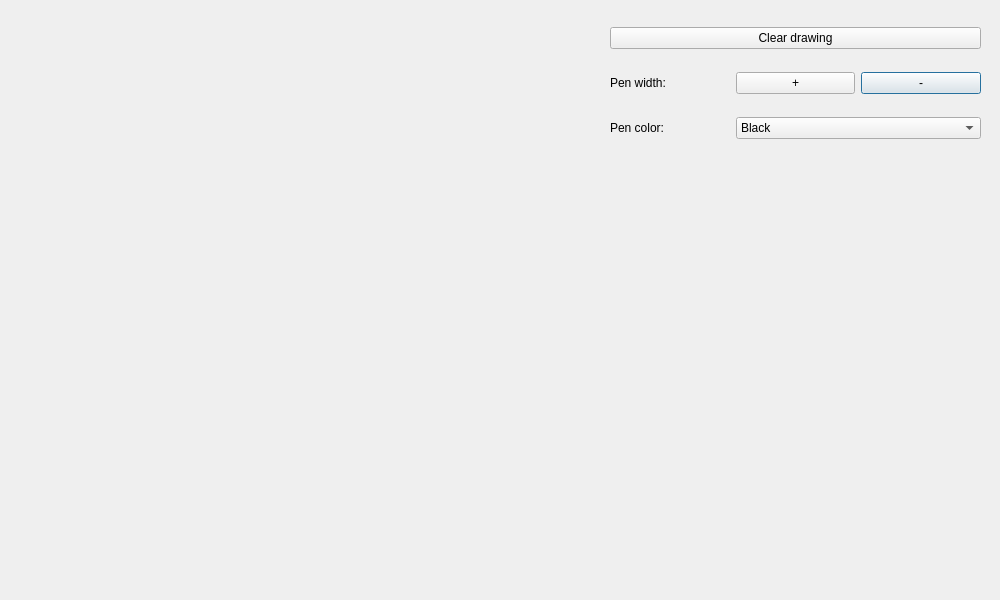
Qt form 07-GuessMyDrawing/Application/game.ui (JelenaBondzic/GuessMyDrawing) before a commit.
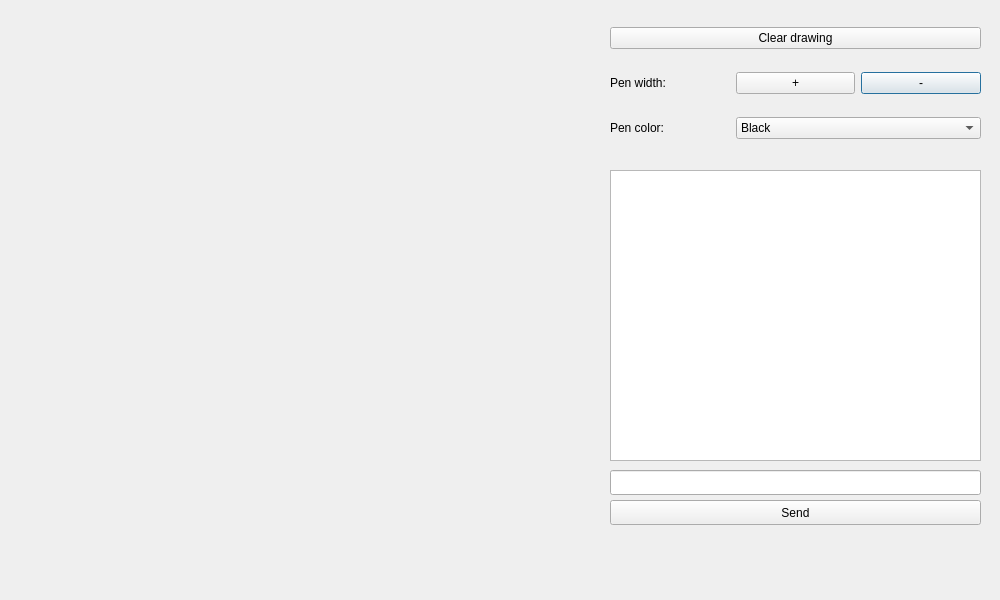
The same form after that commit.

Commit message: Chat moved from mainWindow to Game.

The edit to the form file:
```diff
--- a/07-GuessMyDrawing/Application/game.ui
+++ b/07-GuessMyDrawing/Application/game.ui
@@ -106,7 +106,39 @@
     </item>
    </layout>
   </widget>
-
+  <widget class="QListView" name="listView">
+   <property name="geometry">
+    <rect>
+     <x>610</x>
+     <y>170</y>
+     <width>371</width>
+     <height>291</height>
+    </rect>
+   </property>
+  </widget>
+  <widget class="QLineEdit" name="leInput">
+   <property name="geometry">
+    <rect>
+     <x>610</x>
+     <y>470</y>
+     <width>371</width>
+     <height>25</height>
+    </rect>
+   </property>
+  </widget>
+  <widget class="QPushButton" name="btnSend">
+   <property name="geometry">
+    <rect>
+     <x>610</x>
+     <y>500</y>
+     <width>371</width>
+     <height>25</height>
+    </rect>
+   </property>
+   <property name="text">
+    <string>Send</string>
+   </property>
+  </widget>
  </widget>
  <resources/>
  <connections/>
```
Left out of the diff: 1 changed line with no effect on the pictures. The commit also changes 7 other files.
